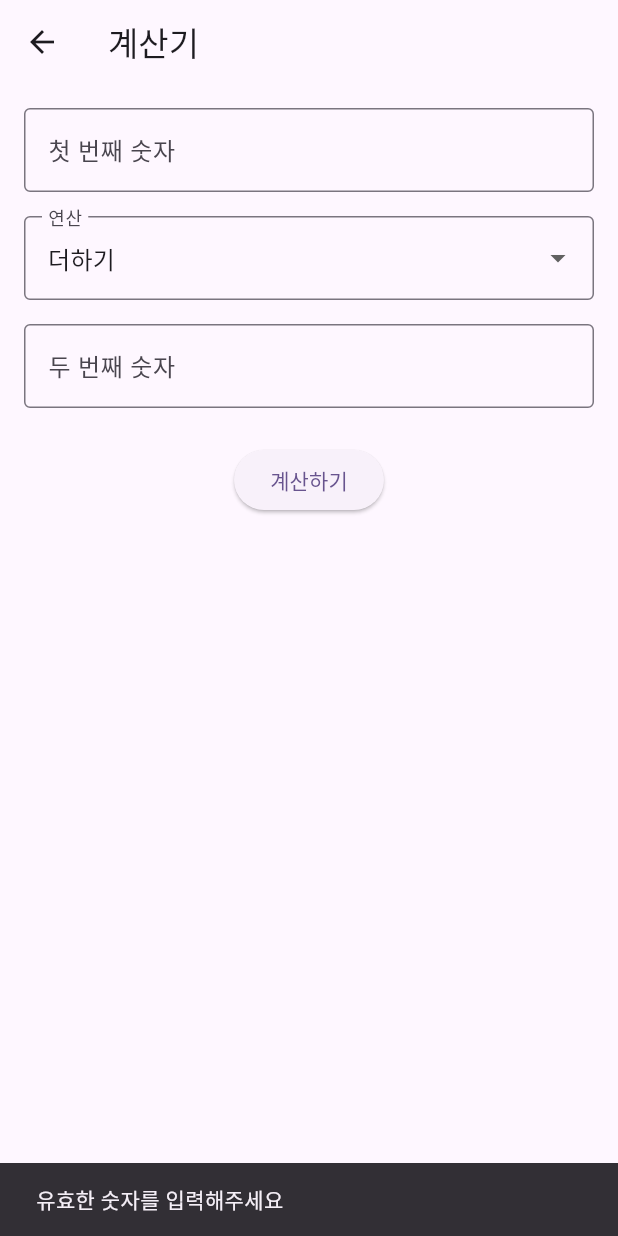
After one commit to iplepine/happyinside, a Flutter app: the CalculatorPage screen opened directly, after a tap on "계산하기", on a phone screen of 412 x 824 dp. The commit adds this screen. Run offline on Flutter 3.47's test engine with Material 3 defaults, Android fonts, the phone set to English and light mode, and no system bars; our stand-ins replace get_it.

Commit message:
클린 아키텍쳐 모듈 구조로 변경

```diff
--- /dev/null
+++ b/app/lib/app/app.dart
@@ -0,0 +1,18 @@
+import 'package:flutter/material.dart';
+import 'routes/app_router.dart';
+import 'theme/app_theme.dart';
+
+class MyApp extends StatelessWidget {
+  const MyApp({super.key});
+
+  @override
+  Widget build(BuildContext context) {
+    return MaterialApp(
+      title: 'HappyInside',
+      theme: AppTheme.lightTheme,
+      darkTheme: AppTheme.darkTheme,
+      onGenerateRoute: AppRouter.onGenerateRoute,
+      initialRoute: AppRouter.initial,
+    );
+  }
+}
--- /dev/null
+++ b/app/lib/app/routes/app_router.dart
@@ -0,0 +1,30 @@
+import 'package:flutter/material.dart';
+import '../../features/calculator/presentation/pages/calculator_page.dart';
+
+/// 앱 라우터
+class AppRouter {
+  static const String initial = '/';
+  static const String calculator = '/calculator';
+
+  /// 라우트 생성
+  static Route<dynamic> onGenerateRoute(RouteSettings settings) {
+    switch (settings.name) {
+      case initial:
+        return MaterialPageRoute(
+          builder: (_) => const CalculatorPage(),
+        );
+      case calculator:
+        return MaterialPageRoute(
+          builder: (_) => const CalculatorPage(),
+        );
+      default:
+        return MaterialPageRoute(
+          builder: (_) => const Scaffold(
+            body: Center(
+              child: Text('페이지를 찾을 수 없습니다'),
+            ),
+          ),
+        );
+    }
+  }
+}
--- /dev/null
+++ b/app/lib/features/calculator/presentation/pages/calculator_page.dart
@@ -0,0 +1,114 @@
+import 'package:flutter/material.dart';
+import '../../../../shared/widgets/loading_widget.dart';
+
+/// 계산기 페이지
+class CalculatorPage extends StatefulWidget {
+  const CalculatorPage({super.key});
+
+  @override
+  State<CalculatorPage> createState() => _CalculatorPageState();
+}
+
+class _CalculatorPageState extends State<CalculatorPage> {
+  final TextEditingController _firstController = TextEditingController();
+  final TextEditingController _secondController = TextEditingController();
+  String _operation = '+';
+  double? _result;
+  bool _isLoading = false;
+
+  @override
+  void dispose() {
+    _firstController.dispose();
+    _secondController.dispose();
+    super.dispose();
+  }
+
+  void _calculate() {
+    final first = double.tryParse(_firstController.text);
+    final second = double.tryParse(_secondController.text);
+
+    if (first == null || second == null) {
+      ScaffoldMessenger.of(context).showSnackBar(
+        const SnackBar(content: Text('유효한 숫자를 입력해주세요')),
+      );
+      return;
+    }
+
+    setState(() {
+      _isLoading = true;
+    });
+
+    // TODO: UseCase 호출
+    Future.delayed(const Duration(milliseconds: 500), () {
+      setState(() {
+        _isLoading = false;
+        _result = first + second; // 임시 계산
+      });
+    });
+  }
+
+  @override
+  Widget build(BuildContext context) {
+    return Scaffold(
+      appBar: AppBar(
+        title: const Text('계산기'),
+      ),
+      body: Padding(
+        padding: const EdgeInsets.all(16.0),
+        child: Column(
+          children: [
+            TextField(
+              controller: _firstController,
+              keyboardType: TextInputType.number,
+              decoration: const InputDecoration(
+                labelText: '첫 번째 숫자',
+                border: OutlineInputBorder(),
+              ),
+            ),
+            const SizedBox(height: 16),
+            DropdownButtonFormField<String>(
+              value: _operation,
+              decoration: const InputDecoration(
+                labelText: '연산',
+                border: OutlineInputBorder(),
+              ),
+              items: const [
+                DropdownMenuItem(value: '+', child: Text('더하기')),
+                DropdownMenuItem(value: '-', child: Text('빼기')),
+                DropdownMenuItem(value: '*', child: Text('곱하기')),
+                DropdownMenuItem(value: '/', child: Text('나누기')),
+              ],
+              onChanged: (value) {
+                setState(() {
+                  _operation = value!;
+                });
+              },
+            ),
+            const SizedBox(height: 16),
+            TextField(
+              controller: _secondController,
+              keyboardType: TextInputType.number,
+              decoration: const InputDecoration(
+                labelText: '두 번째 숫자',
+                border: OutlineInputBorder(),
+              ),
+            ),
+            const SizedBox(height: 24),
+            ElevatedButton(
+              onPressed: _isLoading ? null : _calculate,
+              child: const Text('계산하기'),
+            ),
+            const SizedBox(height: 24),
+            if (_isLoading)
+              const LoadingWidget(message: '계산 중...')
+            else if (_result != null)
+              Text(
+                '결과: $_result',
+                style: Theme.of(context).textTheme.headlineMedium,
+              ),
+          ],
+        ),
+      ),
+    );
+  }
+}
--- a/app/pubspec.yaml
+++ b/app/pubspec.yaml
@@ -34,6 +34,12 @@ dependencies:
   # The following adds the Cupertino Icons font to your application.
   # Use with the CupertinoIcons class for iOS style icons.
   cupertino_icons: ^1.0.8
+
+  # HTTP requests
+  http: ^1.1.0
+
+  # Dependency injection
+  get_it: ^7.6.0
 
 dev_dependencies:
   flutter_test:
```
Also changed, not shown: app/lib/app/theme/app_theme.dart (added, +50 -0 lines), app/lib/core/constants/app_constants.dart (added, +20 -0 lines), app/lib/core/errors/failures.dart (added, +33 -0 lines), app/lib/core/models/base_entity.dart (added, +29 -0 lines), app/lib/core/network/api_client.dart (added, +120 -0 lines), app/lib/core/utils/calculator.dart (added, +47 -0 lines), app/lib/di/injection.dart (added, +37 -0 lines), app/lib/features/calculator/data/repositories/calculator_repository_impl.dart (added, +72 -0 lines), app/lib/features/calculator/domain/entities/calculation.dart (added, +49 -0 lines), app/lib/features/calculator/domain/repositories/calculator_repository.dart (added, +21 -0 lines), app/lib/features/calculator/domain/usecases/calculate_usecase.dart (added, +46 -0 lines), app/lib/main.dart (+8 -1 lines), app/lib/shared/widgets/loading_widget.dart (added, +37 -0 lines), 2 other files.
